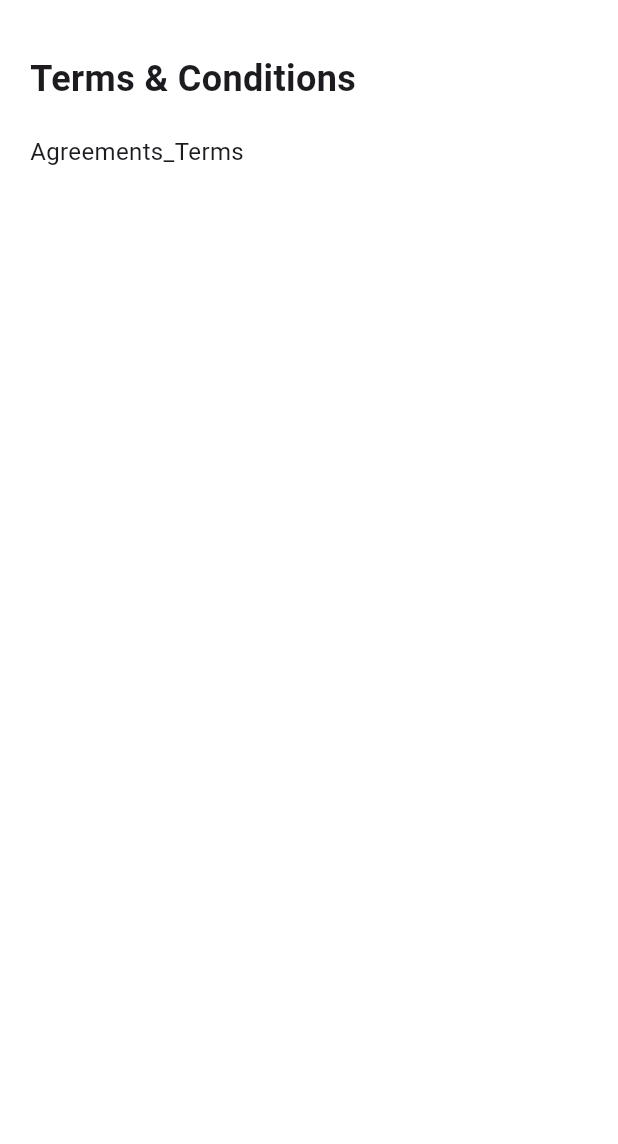
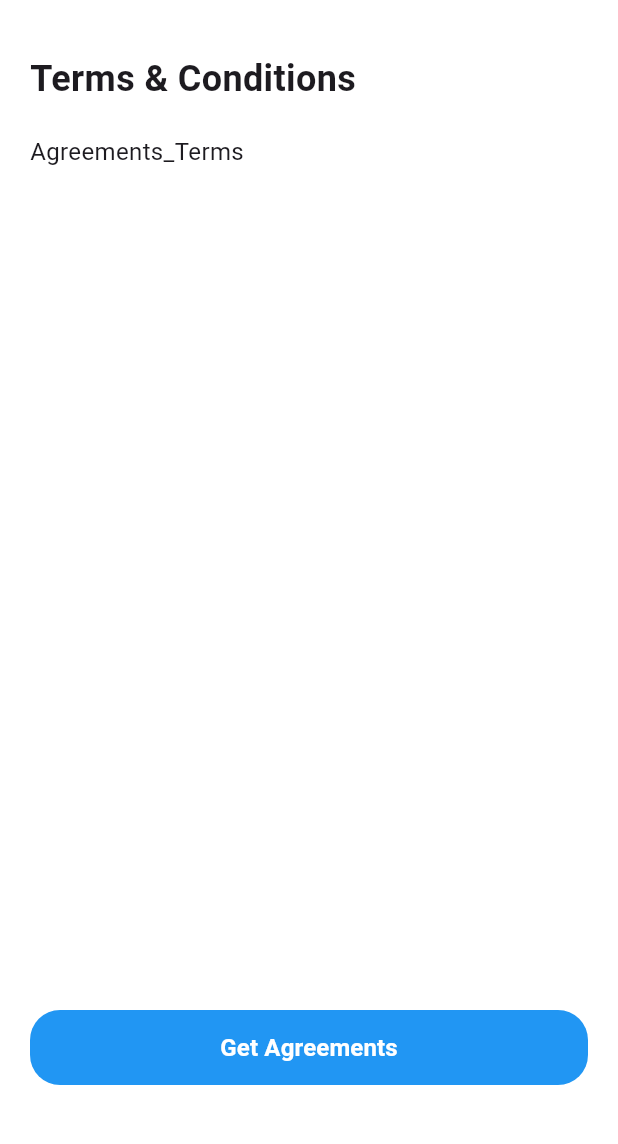
Before and after one commit to hwnnn/deep_guard, a Flutter app: the LandingPage screen opened directly, after a tap on "Get Started", on a phone screen of 412 x 824 dp, the part 61-1205 px from its top. Run offline on Flutter 3.47's test engine with Material 3 defaults, Android fonts, the phone set to English and light mode, and no system bars.

Commit message:
Feat - Set Routing Point

```diff
--- a/deep_guard_fe/lib/Routers/routing_point.dart
+++ b/deep_guard_fe/lib/Routers/routing_point.dart
@@ -0,0 +1,35 @@
+import 'package:flutter/material.dart';
+
+// 제작 페이지 등록
+import '../Screens/LandingPage.dart';
+import '../Screens/TermsAgreementPage.dart';
+
+class RoutingPoint {
+  // 앱 전체 route 이름 관리
+  static const String landing = '/';
+  static const String termsAgreement = '/terms';
+
+  // route → 화면 위젯 빌더 매핑
+  static Route<dynamic> generateRoute({required RouteSettings settings}) {
+    switch (settings.name) {
+      case landing:
+        return MaterialPageRoute(
+          builder: (_) => const LandingPage(title: 'DeepGuard'),
+        );
+
+      case termsAgreement:
+        return MaterialPageRoute(
+          builder: (_) => const TermsAgreementPage(),
+        );
+
+      default:
+        return MaterialPageRoute(
+          builder: (_) => const Scaffold(
+            body: Center(
+              child: Text('404 - Page not found'),
+            ),
+          ),
+        );
+    }
+  }
+}
--- a/deep_guard_fe/lib/Screens/LandingPage.dart
+++ b/deep_guard_fe/lib/Screens/LandingPage.dart
@@ -1,11 +1,10 @@
 import 'package:flutter/material.dart';
 import '../Bars/header_footer.dart';
 import '../Widgets/elevated_button.dart';
-import 'TermsAgreementPage.dart';
+import '../Routers/routing_point.dart';
 
 class LandingPage extends StatelessWidget {
   final String title;
-
   const LandingPage({super.key, required this.title});
 
   @override
@@ -53,17 +52,19 @@ class LandingPage extends StatelessWidget {
             // Get Started 버튼
             CustomElevatedButton(
               text: "Get Started",
-              backgroundColor: const Color(0xFF007BFF),
+              backgroundColor: Colors.blue,
               textColor: Colors.white,
               width: double.infinity,
               fontSize: 16,
               onPressed: () {
                 // TODO: 약관 동의 페이지로 이동 예정
                 Navigator.push(
-                  context,
-                  MaterialPageRoute(
-                    builder: (_) => const TermsAgreementPage(),
-                  ),
+                    context,
+                    RoutingPoint.generateRoute(
+                        settings: RouteSettings(
+                            name: RoutingPoint.termsAgreement
+                        )
+                    )
                 );
               },
             ),
--- a/deep_guard_fe/lib/Screens/TermsAgreementPage.dart
+++ b/deep_guard_fe/lib/Screens/TermsAgreementPage.dart
@@ -1,5 +1,6 @@
 import 'package:flutter/material.dart';
 import '../Bars/header_footer.dart';
+import '../Widgets/elevated_button.dart';
 
 class TermsAgreementPage extends StatelessWidget {
   const TermsAgreementPage({super.key});
@@ -16,7 +17,7 @@ class TermsAgreementPage extends StatelessWidget {
         padding: const EdgeInsets.all(20),
         child: Column(
           crossAxisAlignment: CrossAxisAlignment.start,
-          children: const [
+          children: [
             Text(
               "Terms & Conditions",
               style: TextStyle(
@@ -29,6 +30,28 @@ class TermsAgreementPage extends StatelessWidget {
               "Agreements_Terms\n",
               style: TextStyle(fontSize: 16, height: 1.5),
             ),
+
+            const Spacer(),
+
+            // Get Started 버튼
+            CustomElevatedButton(
+              text: "Get Agreements",
+              backgroundColor: Colors.blue,
+              textColor: Colors.white,
+              width: double.infinity,
+              fontSize: 16,
+              onPressed: () {
+                // TODO: 약관 동의 페이지로 이동 예정
+                Navigator.push(
+                  context,
+                  MaterialPageRoute(
+                    builder: (_) => const TermsAgreementPage(),
+                  ),
+                );
+              },
+            ),
+
+            const SizedBox(height: 40),
           ],
         ),
       ),
```
Also changed, not shown: deep_guard_fe/lib/main.dart (+3 -14 lines).
